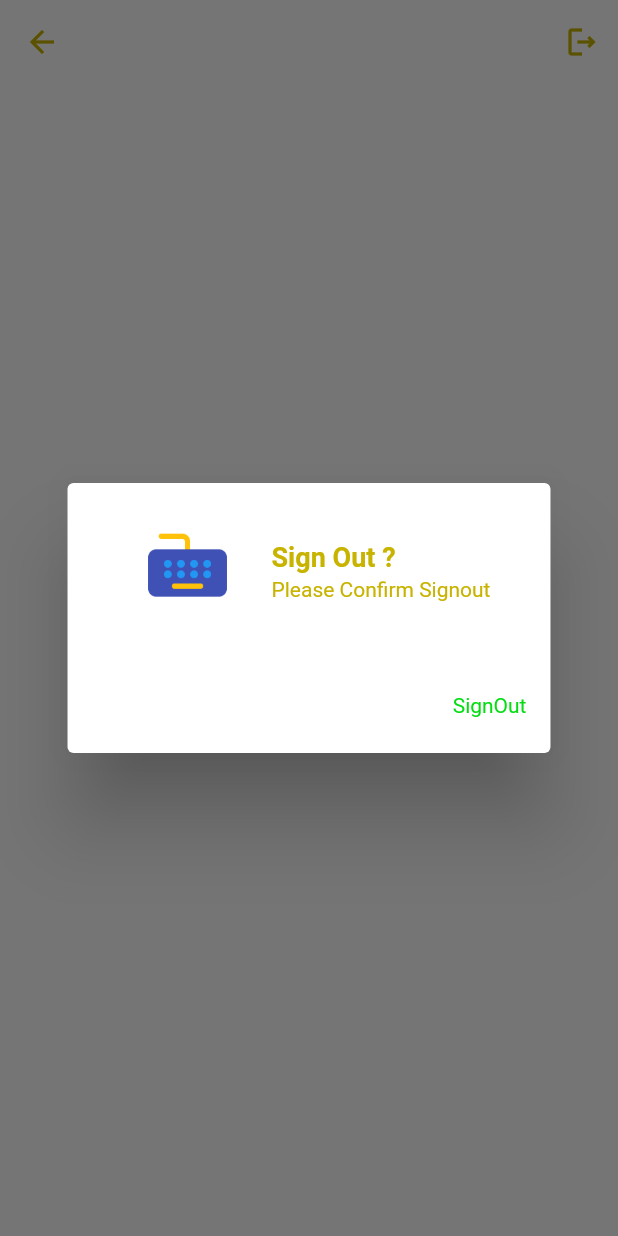
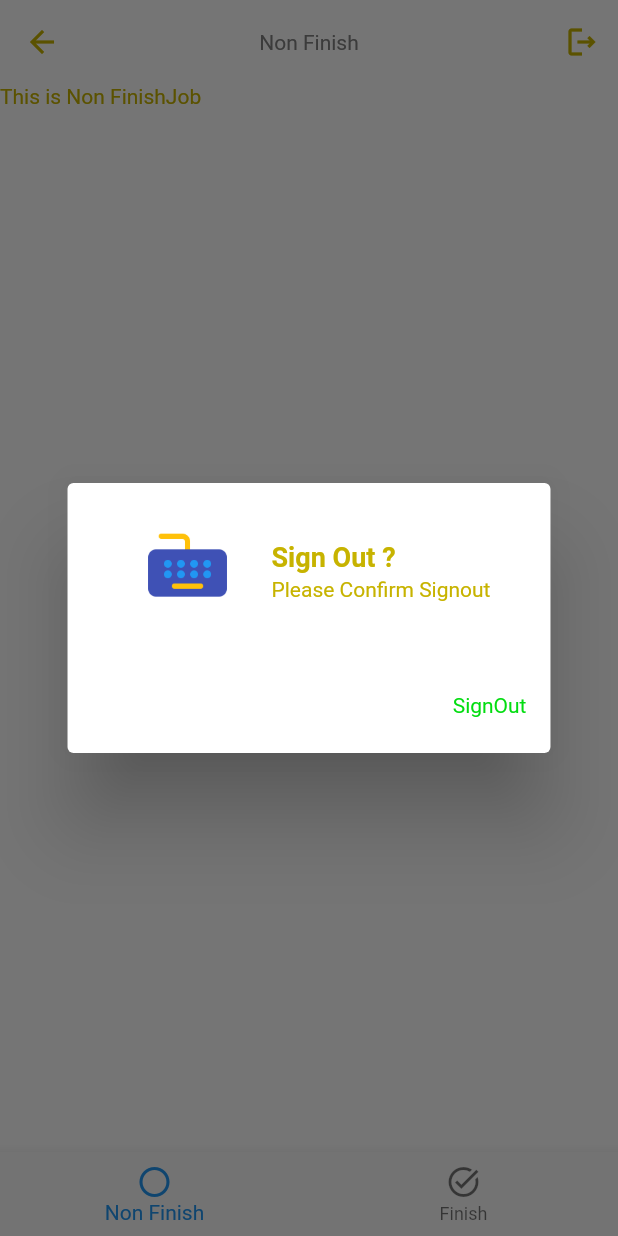
Before and after one commit to notegooner/NoteGooner, a Flutter app: the MyService screen opened by its route, after a tap on the "logout" icon, on a phone screen of 412 x 824 dp. Run offline on Flutter 3.47's test engine with Material 2 defaults, Android fonts, the phone set to English and light mode, and no system bars; our stand-ins replace dio, google_fonts, shared_preferences; accounts and stored records are empty; Roboto replaces fonts that are missing (Mali).

Commit message:
finish220622

```diff
--- /dev/null
+++ b/lib/bodys/finish_job.dart
@@ -0,0 +1,12 @@
+import 'package:flutter/material.dart';
+import 'package:notegooner/widgets/show_text.dart';
+
+
+class FinishJob extends StatelessWidget {
+  const FinishJob({Key? key}) : super(key: key);
+
+  @override
+  Widget build(BuildContext context) {
+    return ShowText(text: 'This is FinishJob');
+  }
+}
--- /dev/null
+++ b/lib/bodys/non_finish_job.dart
@@ -0,0 +1,11 @@
+import 'package:flutter/material.dart';
+import 'package:notegooner/widgets/show_text.dart';
+
+class NonFinishJob extends StatelessWidget {
+  const NonFinishJob({Key? key}) : super(key: key);
+
+  @override
+  Widget build(BuildContext context) {
+    return ShowText(text: 'This is Non FinishJob');
+  }
+}
--- a/lib/states/my_service.dart
+++ b/lib/states/my_service.dart
@@ -1,17 +1,72 @@
 import 'package:flutter/material.dart';
+import 'package:notegooner/bodys/finish_job.dart';
+import 'package:notegooner/bodys/non_finish_job.dart';
 import 'package:notegooner/utility/my_constant.dart';
 import 'package:notegooner/utility/my_dialog.dart';
 import 'package:notegooner/widgets/show_icon_button.dart';
+import 'package:notegooner/widgets/show_text.dart';
 import 'package:shared_preferences/shared_preferences.dart';
 
-class MyService extends StatelessWidget {
+class MyService extends StatefulWidget {
   const MyService({Key? key}) : super(key: key);
+
+  @override
+  State<MyService> createState() => _MyServiceState();
+}
+
+class _MyServiceState extends State<MyService> {
+  var titles = <String>[
+    'Non Finish',
+    'Finish',
+  ];
+  var iconDatas = <IconData>[
+    Icons.lens_outlined,
+    Icons.task_alt,
+  ];
+  var widgets = <Widget>[
+    const NonFinishJob(),
+    const FinishJob(),
+  ];
+  var bottonNavigators = <BottomNavigationBarItem>[];
+  int indexbodys = 0;
+
+  @override
+  void initState() {
+    super.initState();
+
+    for (var i = 0; i < titles.length; i++) {
+      bottonNavigators.add(
+        BottomNavigationBarItem(
+          label: titles[i],
+          icon: Icon(
+            iconDatas[i],
+          ),
+        ),
+      );
+    }
+  }
 
   @override
   Widget build(BuildContext context) {
     return Scaffold(
       backgroundColor: Colors.white,
-      appBar: AppBar(
+      appBar: newAppBar(context),
+      body: widgets[indexbodys],
+      bottomNavigationBar: BottomNavigationBar(
+        currentIndex: indexbodys,
+        items: bottonNavigators,
+        onTap: (value) {
+          setState(() {
+            indexbodys = value;
+          });
+        },
+      ),
+    );
+  }
+
+  AppBar newAppBar(BuildContext context) {
+    return AppBar(centerTitle: true,
+      title: ShowText(text: titles[indexbodys], textStyle: MyConstant().h4Style(),),
       elevation: 0,
       foregroundColor: MyConstant.dark,
       backgroundColor: Colors.white,
@@ -34,7 +89,6 @@ class MyService extends StatelessWidget {
           },
         )
       ],
-      ),
     );
   }
 }
--- a/lib/utility/my_constant.dart
+++ b/lib/utility/my_constant.dart
@@ -6,6 +6,7 @@ class MyConstant {
   static Color primary = Color.fromARGB(255, 65, 163, 255);
   static Color dark = Color.fromARGB(255, 199, 179, 0);
   static Color active = Color.fromARGB(255, 3, 221, 17);
+  static Color grey = Color.fromARGB(255, 128, 128, 128);
 
   // Method
 
@@ -46,6 +47,15 @@ class MyConstant {
     ));
   }
 
+  TextStyle h4Style() {
+    return GoogleFonts.mali(
+      textStyle: TextStyle(
+      fontSize: 14,
+      color: grey,
+      fontWeight: FontWeight.normal,
+    ));
+  }
+
   TextStyle h3ActiveStyle() {
     return GoogleFonts.mali(
       textStyle: TextStyle(
```
Lines whose indentation alone changed are shown as unchanged.
